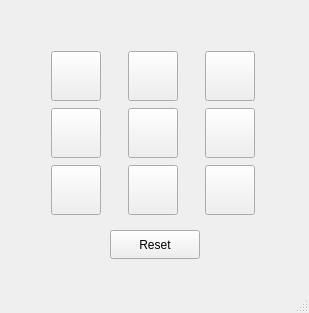
zane0703/AI-Tic-Tac-Toe, file mainwindow.ui: the form before one commit.
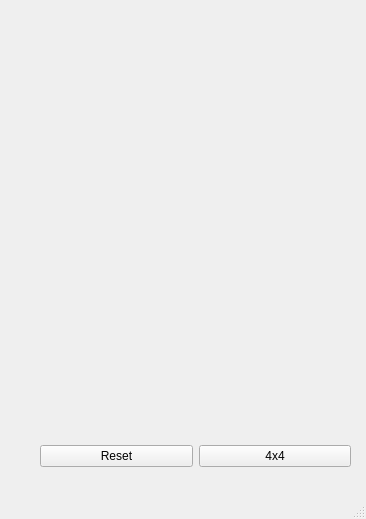
The form after the commit.

```diff
--- a/mainwindow.ui
+++ b/mainwindow.ui
@@ -6,8 +6,8 @@
    <rect>
     <x>0</x>
     <y>0</y>
-    <width>309</width>
-    <height>313</height>
+    <width>366</width>
+    <height>519</height>
    </rect>
   </property>
   <property name="windowTitle">
@@ -17,31 +17,19 @@
    <widget class="QWidget" name="gridLayoutWidget">
     <property name="geometry">
      <rect>
-      <x>30</x>
-      <y>50</y>
-      <width>246</width>
-      <height>166</height>
+      <x>40</x>
+      <y>40</y>
+      <width>311</width>
+      <height>427</height>
      </rect>
     </property>
-    <property name="minimumSize">
-     <size>
-      <width>50</width>
-      <height>50</height>
-     </size>
-    </property>
-    <layout class="QGridLayout" name="gridLayout" rowstretch="0,0,0" columnstretch="0,0,0">
-     <item row="1" column="1">
-      <widget class="QPushButton" name="buttonBox4">
-       <property name="minimumSize">
-        <size>
-         <width>50</width>
-         <height>50</height>
-        </size>
-       </property>
+    <layout class="QVBoxLayout" name="verticalLayout">
+     <item>
+      <widget class="QLabel" name="gameStatus">
        <property name="maximumSize">
         <size>
-         <width>50</width>
-         <height>50</height>
+         <width>300</width>
+         <height>16777215</height>
         </size>
        </property>
        <property name="cursor">
@@ -50,221 +38,55 @@
        <property name="text">
         <string/>
        </property>
-      </widget>
-     </item>
-     <item row="2" column="0">
-      <widget class="QPushButton" name="buttonBox6">
-       <property name="minimumSize">
-        <size>
-         <width>50</width>
-         <height>50</height>
-        </size>
+       <property name="alignment">
+        <set>Qt::AlignmentFlag::AlignCenter</set>
        </property>
-       <property name="maximumSize">
-        <size>
-         <width>50</width>
-         <height>50</height>
-        </size>
-       </property>
-       <property name="cursor">
-        <cursorShape>PointingHandCursor</cursorShape>
-       </property>
-       <property name="text">
-        <string/>
-       </property>
       </widget>
      </item>
-     <item row="0" column="0">
-      <widget class="QPushButton" name="buttonBox0">
+     <item>
+      <widget class="QStackedWidget" name="stackedWidget">
        <property name="minimumSize">
         <size>
-         <width>50</width>
-         <height>50</height>
+         <width>300</width>
+         <height>360</height>
         </size>
        </property>
        <property name="maximumSize">
         <size>
-         <width>50</width>
-         <height>50</height>
+         <width>300</width>
+         <height>360</height>
         </size>
        </property>
        <property name="cursor">
         <cursorShape>PointingHandCursor</cursorShape>
        </property>
-       <property name="text">
-        <string/>
-       </property>
+       <widget class="QWidget" name="page"/>
+       <widget class="QWidget" name="page_2"/>
       </widget>
      </item>
-     <item row="1" column="0">
-      <widget class="QPushButton" name="buttonBox3">
-       <property name="minimumSize">
-        <size>
-         <width>50</width>
-         <height>50</height>
-        </size>
-       </property>
-       <property name="maximumSize">
-        <size>
-         <width>50</width>
-         <height>50</height>
-        </size>
-       </property>
-       <property name="cursor">
-        <cursorShape>PointingHandCursor</cursorShape>
-       </property>
-       <property name="text">
-        <string/>
-       </property>
-      </widget>
-     </item>
-     <item row="0" column="1">
-      <widget class="QPushButton" name="buttonBox1">
-       <property name="minimumSize">
-        <size>
-         <width>50</width>
-         <height>50</height>
-        </size>
-       </property>
-       <property name="maximumSize">
-        <size>
-         <width>50</width>
-         <height>50</height>
-        </size>
-       </property>
-       <property name="cursor">
-        <cursorShape>PointingHandCursor</cursorShape>
-       </property>
-       <property name="text">
-        <string/>
-       </property>
-      </widget>
-     </item>
-     <item row="2" column="1">
-      <widget class="QPushButton" name="buttonBox7">
-       <property name="minimumSize">
-        <size>
-         <width>50</width>
-         <height>50</height>
-        </size>
-       </property>
-       <property name="maximumSize">
-        <size>
-         <width>50</width>
-         <height>50</height>
-        </size>
-       </property>
-       <property name="cursor">
-        <cursorShape>PointingHandCursor</cursorShape>
-       </property>
-       <property name="text">
-        <string/>
-       </property>
-      </widget>
-     </item>
-     <item row="0" column="2">
-      <widget class="QPushButton" name="buttonBox2">
-       <property name="minimumSize">
-        <size>
-         <width>50</width>
-         <height>50</height>
-        </size>
-       </property>
-       <property name="maximumSize">
-        <size>
-         <width>50</width>
-         <height>50</height>
-        </size>
-       </property>
-       <property name="cursor">
-        <cursorShape>PointingHandCursor</cursorShape>
-       </property>
-       <property name="text">
-        <string/>
-       </property>
-      </widget>
-     </item>
-     <item row="1" column="2">
-      <widget class="QPushButton" name="buttonBox5">
-       <property name="minimumSize">
-        <size>
-         <width>50</width>
-         <height>50</height>
-        </size>
-       </property>
-       <property name="maximumSize">
-        <size>
-         <width>50</width>
-         <height>50</height>
-        </size>
-       </property>
-       <property name="cursor">
-        <cursorShape>PointingHandCursor</cursorShape>
-       </property>
-       <property name="text">
-        <string/>
-       </property>
-      </widget>
-     </item>
-     <item row="2" column="2">
-      <widget class="QPushButton" name="buttonBox8">
-       <property name="maximumSize">
-        <size>
-         <width>50</width>
-         <height>50</height>
-        </size>
-       </property>
-       <property name="cursor">
-        <cursorShape>PointingHandCursor</cursorShape>
-       </property>
-       <property name="text">
-        <string/>
-       </property>
-       <property name="iconSize">
-        <size>
-         <width>20</width>
-         <height>20</height>
-        </size>
-       </property>
-      </widget>
+     <item>
+      <layout class="QHBoxLayout" name="horizontalLayout">
+       <item>
+        <widget class="QPushButton" name="resetButton">
+         <property name="cursor">
+          <cursorShape>PointingHandCursor</cursorShape>
+         </property>
+         <property name="text">
+          <string>Reset</string>
+         </property>
+        </widget>
+       </item>
+       <item>
+        <widget class="QPushButton" name="changeButton">
+         <property name="text">
+          <string>4x4</string>
+         </property>
+        </widget>
+       </item>
+      </layout>
      </item>
     </layout>
    </widget>
-   <widget class="QLabel" name="gameStatus">
-    <property name="geometry">
-     <rect>
-      <x>120</x>
-      <y>20</y>
-      <width>63</width>
-      <height>20</height>
-     </rect>
-    </property>
-    <property name="cursor">
-     <cursorShape>ArrowCursor</cursorShape>
-    </property>
-    <property name="text">
-     <string/>
-    </property>
-    <property name="alignment">
-     <set>Qt::AlignmentFlag::AlignCenter</set>
-    </property>
-   </widget>
-   <widget class="QPushButton" name="resetButton">
-    <property name="geometry">
-     <rect>
-      <x>110</x>
-      <y>230</y>
-      <width>90</width>
-      <height>29</height>
-     </rect>
-    </property>
-    <property name="cursor">
-     <cursorShape>PointingHandCursor</cursorShape>
-    </property>
-    <property name="text">
-     <string>Reset</string>
-    </property>
-   </widget>
   </widget>
   <widget class="QMenuBar" name="menubar">
    <property name="geometry">
```
Left out of the diff: 12 changed lines with no effect on the pictures.
